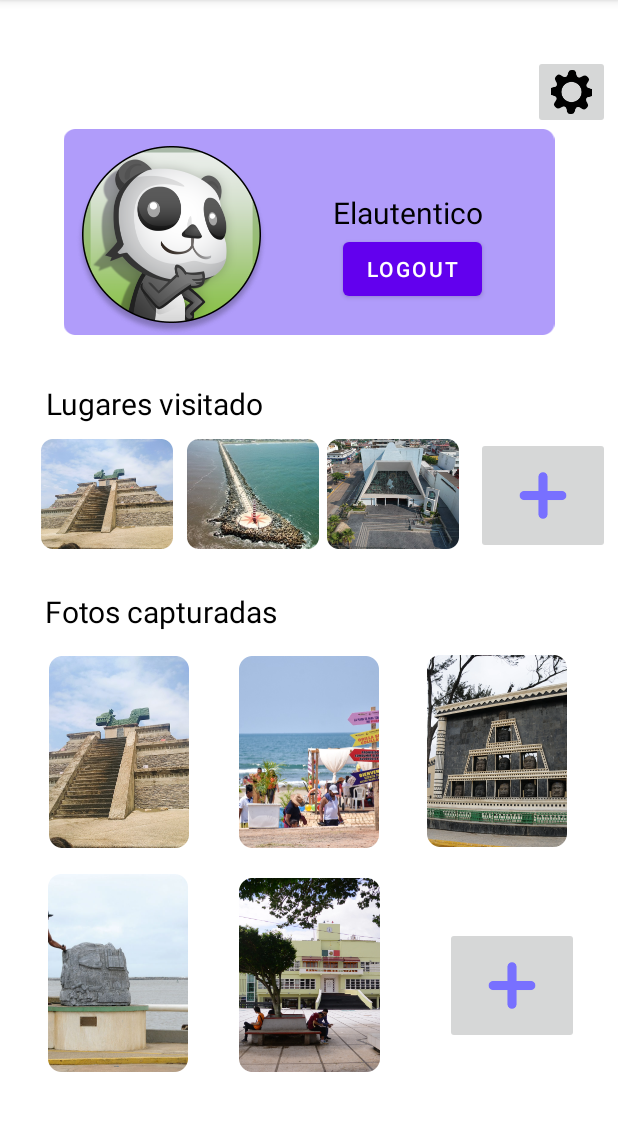
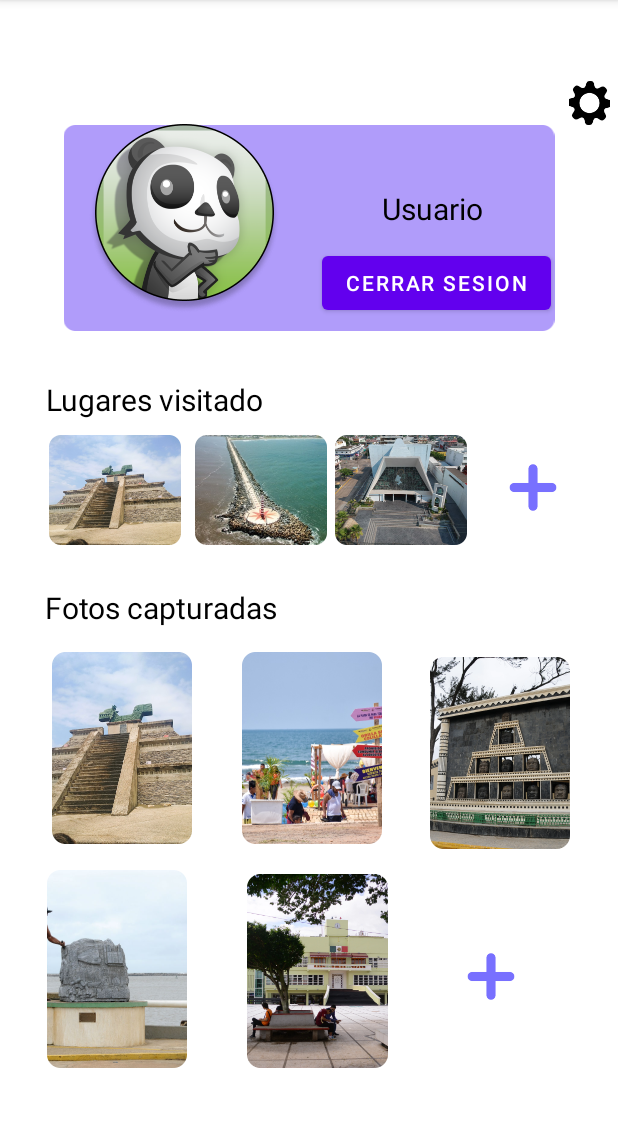
Before and after one commit to Addany/Ennaproyect, an Android app: the MainActivity5 screen opened directly, with no data from a screen before it, on a phone screen of 412 x 824 dp, the part 84-1215 px from its top. Run offline under Robolectric (Android 15) with nearby library versions, the phone set to English and light mode, and no system bars; our stand-ins replace Firebase (no records; nobody signed in at launch, a user with empty details on screens opened directly); Roboto replaces fonts that are not available here.

Commit message:
Algunas cositas

```diff
--- a/app/src/main/AndroidManifest.xml
+++ b/app/src/main/AndroidManifest.xml
@@ -11,9 +11,6 @@
         android:supportsRtl="true"
         android:theme="@style/Theme.Pruebaaplicacion"
         tools:targetApi="31">
-        <activity
-            android:name=".MainActivity3"
-            android:exported="true" />
         <activity
             android:name=".MainActivity8"
             android:exported="true" />
--- a/app/src/main/res/layout/activity_main5.xml
+++ b/app/src/main/res/layout/activity_main5.xml
@@ -20,8 +20,9 @@
         android:id="@+id/imageButton23"
         android:layout_width="wrap_content"
         android:layout_height="wrap_content"
-        android:layout_marginEnd="26dp"
-        android:layout_marginBottom="72dp"
+        android:layout_marginEnd="52dp"
+        android:layout_marginBottom="88dp"
+        android:background="@null"
         android:contentDescription="boton mas"
         app:layout_constraintBottom_toBottomOf="parent"
         app:layout_constraintEnd_toEndOf="parent"
@@ -43,8 +44,9 @@
         android:id="@+id/imageButton20"
         android:layout_width="wrap_content"
         android:layout_height="wrap_content"
-        android:layout_marginEnd="5dp"
-        android:layout_marginBottom="67dp"
+        android:layout_marginEnd="24dp"
+        android:layout_marginBottom="84dp"
+        android:background="@null"
         android:contentDescription="boton mas1"
         app:layout_constraintBottom_toTopOf="@+id/imageView43"
         app:layout_constraintEnd_toEndOf="parent"
@@ -116,8 +118,8 @@
         android:id="@+id/imageView43"
         android:layout_width="wrap_content"
         android:layout_height="wrap_content"
-        android:layout_marginEnd="34dp"
-        android:layout_marginBottom="53dp"
+        android:layout_marginEnd="32dp"
+        android:layout_marginBottom="56dp"
         app:layout_constraintBottom_toTopOf="@+id/imageButton23"
         app:layout_constraintEnd_toEndOf="parent"
         app:srcCompat="@drawable/image11" />
@@ -126,8 +128,8 @@
         android:id="@+id/imageView44"
         android:layout_width="wrap_content"
         android:layout_height="wrap_content"
-        android:layout_marginEnd="34dp"
-        android:layout_marginBottom="53dp"
+        android:layout_marginEnd="40dp"
+        android:layout_marginBottom="56dp"
         app:layout_constraintBottom_toBottomOf="parent"
         app:layout_constraintEnd_toStartOf="@+id/imageView45"
         app:srcCompat="@drawable/image12" />
@@ -136,8 +138,8 @@
         android:id="@+id/imageView45"
         android:layout_width="wrap_content"
         android:layout_height="wrap_content"
-        android:layout_marginEnd="43dp"
-        android:layout_marginBottom="53dp"
+        android:layout_marginEnd="36dp"
+        android:layout_marginBottom="56dp"
         app:layout_constraintBottom_toBottomOf="parent"
         app:layout_constraintEnd_toStartOf="@+id/imageButton23"
         app:srcCompat="@drawable/image13" />
@@ -148,7 +150,7 @@
         android:layout_height="wrap_content"
         android:layout_marginEnd="56dp"
         android:layout_marginBottom="68dp"
-        android:text="Elautentico"
+        android:text="Usuario"
         android:textColor="#000000"
         android:textSize="20sp"
         app:layout_constraintBottom_toBottomOf="@+id/imageView13"
@@ -158,8 +160,8 @@
         android:id="@+id/imageView15"
         android:layout_width="wrap_content"
         android:layout_height="wrap_content"
-        android:layout_marginEnd="44dp"
-        android:layout_marginBottom="32dp"
+        android:layout_marginEnd="68dp"
+        android:layout_marginBottom="44dp"
         app:layout_constraintBottom_toTopOf="@+id/textView6"
         app:layout_constraintEnd_toStartOf="@+id/textView10"
         app:srcCompat="@drawable/ellipse43" />
@@ -170,6 +172,7 @@
         android:layout_height="wrap_content"
         android:layout_marginEnd="5dp"
         android:contentDescription="configuraciones"
+        android:background="@null"
         app:layout_constraintBottom_toTopOf="@+id/imageView13"
         app:layout_constraintEnd_toEndOf="parent"
         app:srcCompat="@drawable/config1" />
@@ -178,11 +181,11 @@
         android:id="@+id/btnLogout"
         android:layout_width="wrap_content"
         android:layout_height="wrap_content"
-        android:layout_marginBottom="20dp"
-        android:text="Logout"
+        android:layout_marginBottom="8dp"
+        android:text="Cerrar sesion"
         app:layout_constraintBottom_toBottomOf="@+id/imageView13"
         app:layout_constraintEnd_toEndOf="parent"
-        app:layout_constraintHorizontal_bias="0.716"
+        app:layout_constraintHorizontal_bias="0.829"
         app:layout_constraintStart_toStartOf="parent" />
 
 
--- a/app/src/main/res/layout/fragment_descfragment.xml
+++ b/app/src/main/res/layout/fragment_descfragment.xml
@@ -101,6 +101,7 @@
         android:textAlignment="center"
         android:textColor="#FFFFFF"
         android:textSize="25sp"
+        android:typeface="normal"
         app:layout_constraintBottom_toBottomOf="@+id/imageView25"
         app:layout_constraintEnd_toEndOf="@+id/imageView25"
         app:layout_constraintStart_toStartOf="@+id/imageView25"
```
Also changed, not shown: app/src/main/java/com/example/pruebaaplicacion/MainActivity3.java (deleted, +0 -35 lines), app/src/main/res/layout/activity_main3.xml (deleted, +0 -19 lines), app/src/main/res/layout/main_item.xml (deleted, +0 -59 lines), app/src/main/res/layout/main_item1.xml (deleted, +0 -73 lines), app/src/main/res/drawable-hdpi/fo1.png, app/src/main/res/drawable-mdpi/fo1.png, app/src/main/res/drawable-xhdpi/fo1.png, app/src/main/res/drawable-xxhdpi/fo1.png, app/src/main/res/drawable-xxxhdpi/fo1.png.
